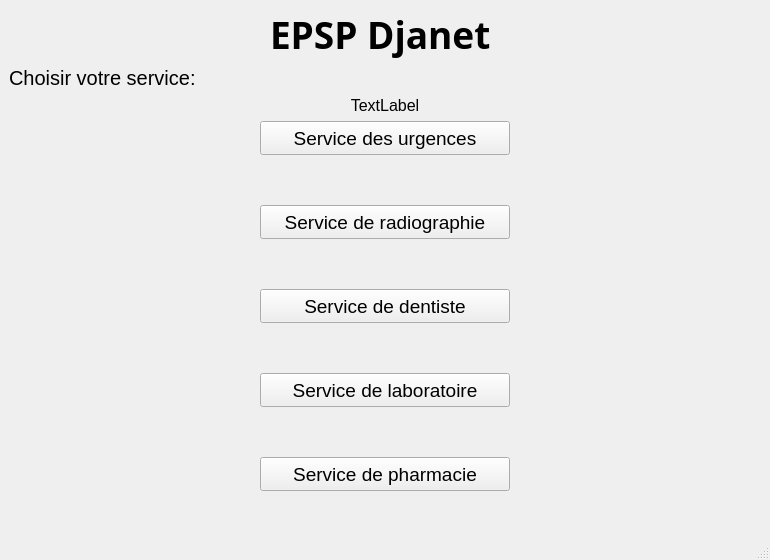
This is ui/main.ui in otmanLAHRECHE/EPSP_Garde_Project as Qt 5 draws it before an edit. The edited form follows.
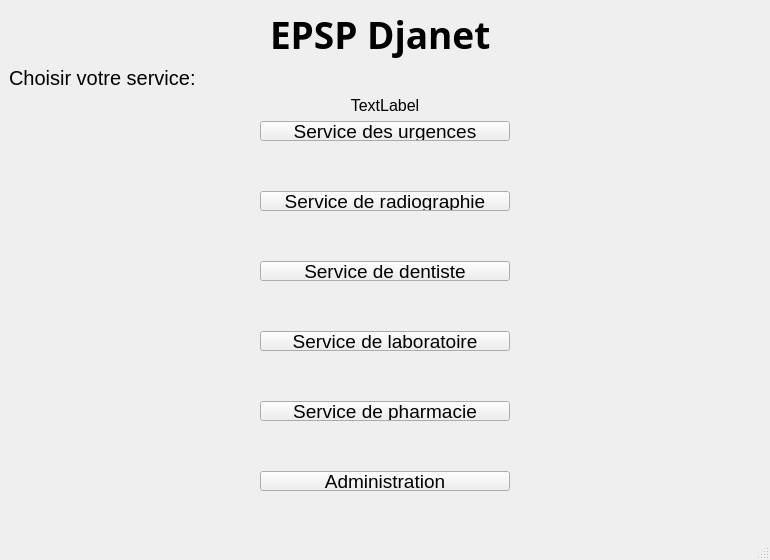
This is the edited form.

Patch:
```diff
--- a/ui/main.ui
+++ b/ui/main.ui
@@ -123,7 +123,7 @@
      </widget>
     </item>
     <item>
-     <layout class="QGridLayout" name="gridLayout" rowstretch="0,0,0,0,0,0" columnstretch="0" rowminimumheight="0,0,0,0,0,0">
+     <layout class="QGridLayout" name="gridLayout" rowstretch="0,0,0,0,0,0,0" columnstretch="0">
       <property name="leftMargin">
        <number>5</number>
       </property>
@@ -142,6 +142,30 @@
       <property name="verticalSpacing">
        <number>50</number>
       </property>
+      <item row="4" column="0">
+       <widget class="QPushButton" name="pushButton_4">
+        <property name="minimumSize">
+         <size>
+          <width>250</width>
+          <height>0</height>
+         </size>
+        </property>
+        <property name="maximumSize">
+         <size>
+          <width>250</width>
+          <height>50</height>
+         </size>
+        </property>
+        <property name="font">
+         <font>
+          <pointsize>14</pointsize>
+         </font>
+        </property>
+        <property name="text">
+         <string>Service de laboratoire</string>
+        </property>
+       </widget>
+      </item>
       <item row="1" column="0">
        <widget class="QPushButton" name="pushButton">
         <property name="sizePolicy">
@@ -172,8 +196,8 @@
         </property>
        </widget>
       </item>
-      <item row="4" column="0">
-       <widget class="QPushButton" name="pushButton_4">
+      <item row="5" column="0">
+       <widget class="QPushButton" name="pushButton_5">
         <property name="minimumSize">
          <size>
           <width>250</width>
@@ -192,7 +216,7 @@
          </font>
         </property>
         <property name="text">
-         <string>Service de laboratoire</string>
+         <string>Service de pharmacie</string>
         </property>
        </widget>
       </item>
@@ -244,27 +268,15 @@
         </property>
        </widget>
       </item>
-      <item row="5" column="0">
-       <widget class="QPushButton" name="pushButton_5">
-        <property name="minimumSize">
-         <size>
-          <width>250</width>
-          <height>0</height>
-         </size>
-        </property>
-        <property name="maximumSize">
-         <size>
-          <width>250</width>
-          <height>50</height>
-         </size>
-        </property>
+      <item row="6" column="0">
+       <widget class="QPushButton" name="pushButton_6">
         <property name="font">
          <font>
           <pointsize>14</pointsize>
          </font>
         </property>
         <property name="text">
-         <string>Service de pharmacie</string>
+         <string>Administration</string>
         </property>
        </widget>
       </item>
```
